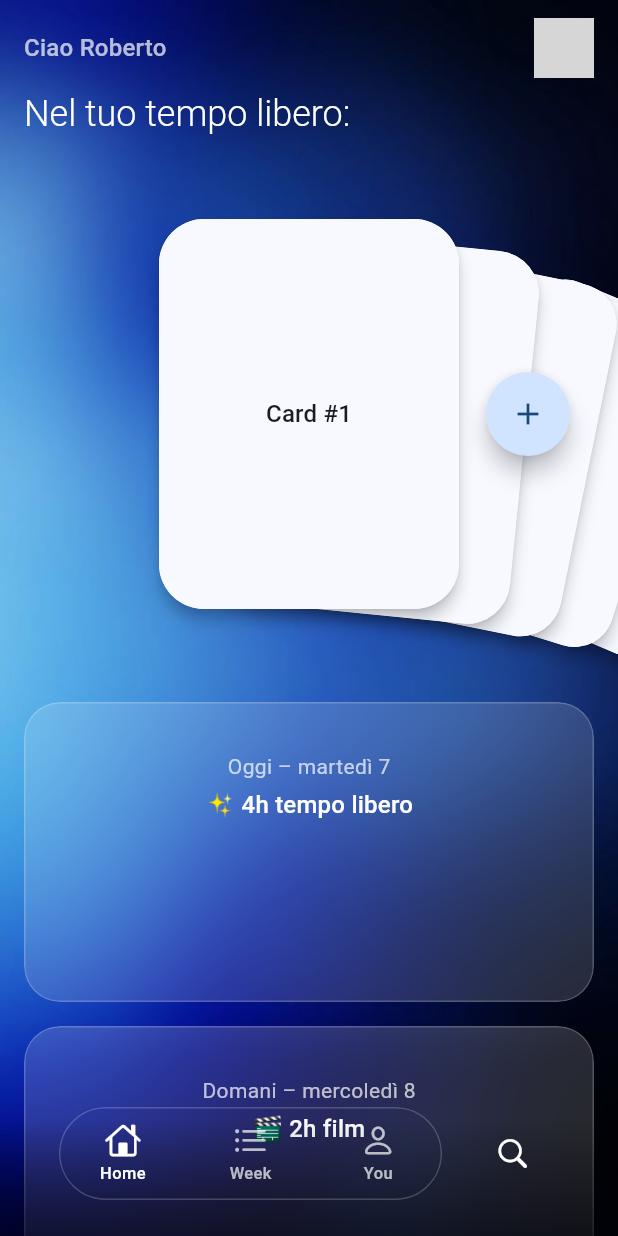
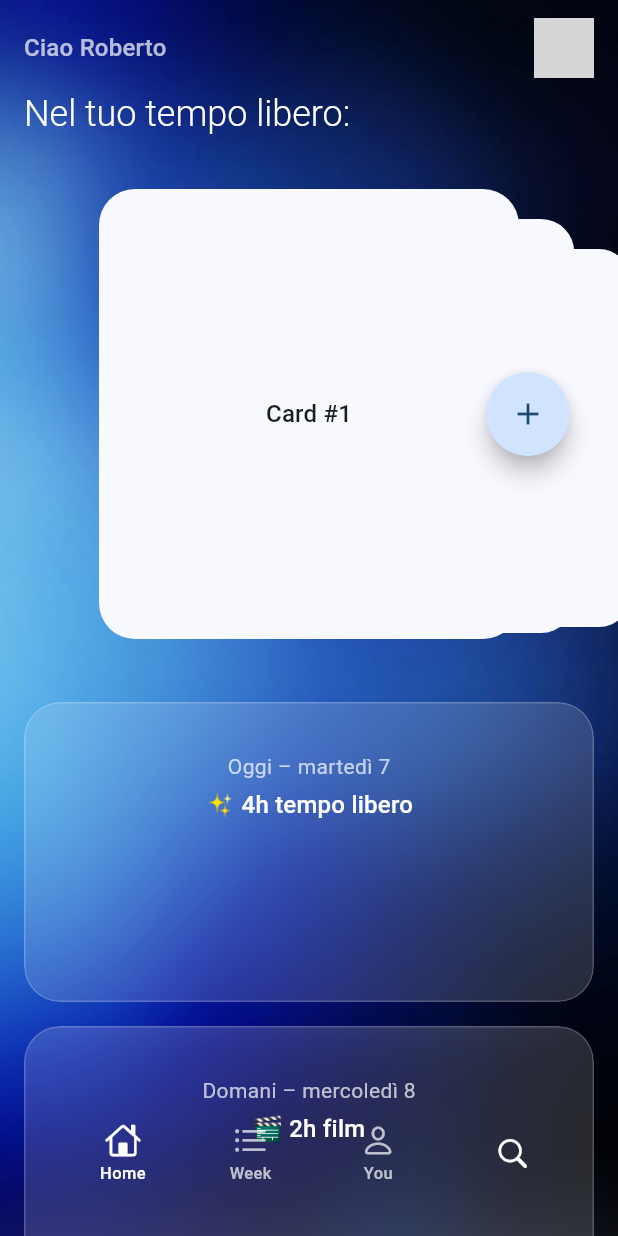
Before and after one commit to kwezeee/freetime-flutter, a Flutter app: the screen it shows after launch, on a phone screen of 412 x 824 dp. Run offline on Flutter 3.47's test engine with Material 3 defaults, Android fonts, the phone set to English and light mode, and no system bars; drawn by our look-alikes of figma_squircle, flutter_card_swiper; our stand-ins replace dio, flutter_secure_storage, google_sign_in, sign_in_button; missing offline and left inert: liquid_glass_renderer, soft_edge_blur; network calls fail; grey boxes are pictures that could not be loaded.

Commit message:
Refactor card deck to use flutter_card_swiper
Replaces the custom FanDeck implementation with the flutter_card_swiper package for improved swipe handling and visual effects. Updates LeisureCard to support custom sizing and centers it in the stack. Adjusts glass effect presets and minor UI tweaks. Updates dependencies in pubspec.yaml and pubspec.lock to include flutter_card_swiper and update liquid_glass_renderer.

```diff
--- a/lib/screens/explore_screen.dart
+++ b/lib/screens/explore_screen.dart
@@ -21,7 +21,6 @@ class ExploreScreen extends StatelessWidget {
             const Spacer(),
             GlassCard(
               height: 50,
-              padding: const EdgeInsets.symmetric(horizontal: 16),
               child: Row(
                 children: const [
                   Icon(Icons.search_outlined, color: Colors.white70),
--- a/lib/screens/home_screen.dart
+++ b/lib/screens/home_screen.dart
@@ -56,7 +56,7 @@ class HomeScreen extends StatelessWidget {
                 child: Stack(
                   alignment: Alignment.center,
                   children: [
-                    const FanDeck(itemCount: 5), // nuova gestione
+                    const LeisureDeck(), // nuova gestione
 
                     Positioned(
                       right: 16,
--- a/lib/screens/week_screen.dart
+++ b/lib/screens/week_screen.dart
@@ -79,9 +79,9 @@ class WeekScreen extends StatelessWidget {
               ),
             ),
             const SizedBox(height: 16),
-            const GlassCard(height: 120),
+
             const SizedBox(height: 16),
-            const GlassCard(height: 120),
+
           ],
         ),
       ),
--- a/lib/widgets/card_deck.dart
+++ b/lib/widgets/card_deck.dart
@@ -1,163 +1,68 @@
-// fan_deck.dart
-import 'dart:math' as math;
 import 'package:flutter/material.dart';
-import '../widgets/leisure_card.dart';
+import 'package:flutter_card_swiper/flutter_card_swiper.dart';
+import 'package:figma_squircle/figma_squircle.dart';
+import 'leisure_card.dart';
 
-class FanDeck extends StatefulWidget {
-  const FanDeck({super.key, required this.itemCount});
-  final int itemCount;
+class LeisureDeck extends StatefulWidget {
+  const LeisureDeck({super.key});
 
   @override
-  State<FanDeck> createState() => _FanDeckState();
+  State<LeisureDeck> createState() => _LeisureDeckState();
 }
 
-class _FanDeckState extends State<FanDeck> with TickerProviderStateMixin {
-  // UX constants
-  static const _dismissThreshold = 120.0;   // px
-  static const _fanStep          = 48.0;    // base offset X
-
-  // state
-  late final List<int> _order;
-  late final AnimationController _anim;
-  late Animation<double> _frontDx, _frontRot, _stackT;
-  double _dragX = 0;
+class _LeisureDeckState extends State<LeisureDeck> {
+  final _controller = CardSwiperController();
 
   @override
-  void initState() {
-    super.initState();
-    _order = List<int>.generate(widget.itemCount, (i) => i);
-
-    _anim = AnimationController(
-      vsync: this,
-      duration: const Duration(milliseconds: 320),
-    )..addListener(() => setState(() {}));
+  void dispose() {
+    _controller.dispose();
+    super.dispose();
   }
 
-  @override
-  void dispose() => _anim.dispose();
-
-  // 0→1 based on drag
-  double _dragFactor() => (_dragX.abs() / _dismissThreshold).clamp(0.0, 1.0);
-
-  // Phase A: card off-screen & t: current → 1
-  void _startDismiss(bool toLeft) {
-    if (_anim.isAnimating) return;
-
-    final screenW = MediaQuery.of(context).size.width;
-
-    _frontDx  = Tween(begin: _dragX,         end: toLeft ? -screenW : screenW)
-        .animate(CurvedAnimation(parent: _anim, curve: Curves.easeIn));
-    _frontRot = Tween(begin: _dragX / -3000, end: toLeft ? -0.35 : 0.35)
-        .animate(CurvedAnimation(parent: _anim, curve: Curves.easeIn));
-    _stackT   = Tween(begin: _dragFactor(),  end: 1.0)
-        .animate(CurvedAnimation(parent: _anim, curve: Curves.easeIn));
-
-    _anim
-        .forward(from: 0)
-        .whenComplete(() {
-      // — Phase B — re-order & settle t:1 → 0
-      if (!mounted) return;
-      setState(() {
-        _order.add(_order.removeAt(0));   // front → tail
-        _dragX = 0;
-      });
-
-      // rebuild tweens per la nuova frontale
-      _frontDx  = AlwaysStoppedAnimation(0);
-      _frontRot = AlwaysStoppedAnimation(0);
-      _stackT   = Tween(begin: 1.0, end: 0.0).animate(
-        CurvedAnimation(parent: _anim, curve: Curves.easeOutCubic),
-      );
-
-      _anim.forward(from: 0);             // Phase B
-    });
-  }
-
-  // rebound: torna allo stato di riposo (t→0) senza scatti
-  void _startRebound() {
-    if (_anim.isAnimating) return;
-
-    final reboundDur = (220 + 180 * _dragFactor()).round();
-    _anim.duration   = Duration(milliseconds: reboundDur);
-
-    _frontDx  = Tween(begin: _dragX,         end: 0.0)
-        .animate(CurvedAnimation(parent: _anim, curve: Curves.easeOutCubic));
-    _frontRot = Tween(begin: _dragX / -3000, end: 0.0)
-        .animate(CurvedAnimation(parent: _anim, curve: Curves.easeOutCubic));
-    _stackT   = Tween(begin: _dragFactor(),  end: 0.0)
-        .animate(CurvedAnimation(parent: _anim, curve: Curves.easeOutCubic));
-
-    _anim.forward(from: 0).whenComplete(() => _dragX = 0);
-  }
-
-  // single stacked card based on depth
-  Widget _stackedCard(int depth, int idx, double t) {
-    final damp   = math.pow(0.8, depth - 1).toDouble(); // meno corsa per le lontane
-    final localT = t * damp;
-
-    return Transform.translate(
-      offset: Offset(_fanStep * depth * (1 - localT), 4.0 * depth),
-      child: Transform.rotate(
-        angle: 0.10 * depth * (1 - localT),
-        alignment: Alignment.centerLeft,
-        child: Transform.scale(
-          scale: 1 - 0.04 * depth + 0.04 * localT,
-          alignment: Alignment.topCenter,
-          child: LeisureCard(
-            child: Center(
-              child: Text('Card #${idx + 1}',
-                  style: Theme.of(context).textTheme.titleMedium),
-            ),
-          ),
-        ),
-      ),
-    );
+  bool _onSwipe(
+      int previousIndex,
+      int? currentIndex,
+      CardSwiperDirection direction,
+      ) {
+    if (direction == CardSwiperDirection.right) {
+      // Verso destra → voglio tornare indietro
+      // Aspetto un micro-task così l’animazione termina e subito dopo faccio undo
+      Future.microtask(_controller.undo);
+    }
+    // Lascio sempre completare l’animazione dello swipe
+    return true;
   }
 
   @override
   Widget build(BuildContext context) {
-    final t   = _anim.isAnimating ? _stackT.value  : _dragFactor();
-    final dx  = _anim.isAnimating ? _frontDx.value : _dragX;
-    final rot = _anim.isAnimating ? _frontRot.value: _dragX / -3000;
-
-    final List<Widget> layers = [];
-    // partiamo dal fondo: depth = last → 1
-    for (int depth = _order.length - 1; depth >= 1; depth--) {
-      layers.add(_stackedCard(depth, _order[depth], t));
-    }
-
-    // frontale con gesture
-    layers.add(
-      GestureDetector(
-        onHorizontalDragUpdate: (d) => setState(() => _dragX += d.delta.dx),
-        onHorizontalDragEnd: (_) {
-          if      (_dragX <= -_dismissThreshold) _startDismiss(true);
-          else if (_dragX >=  _dismissThreshold) _startDismiss(false);
-          else                                    _startRebound();
-        },
-        child: Transform.translate(
-          offset: Offset(dx, 0),
-          child: Transform.rotate(
-            angle: rot,
-            child: LeisureCard(
-              child: Center(
-                child: Text('Card #${_order[0] + 1}',
-                    style: Theme.of(context).textTheme.titleMedium),
-              ),
-            ),
+    final cards = List.generate(
+      5,
+          (i) => LeisureCard(
+        child: Center(
+          child: Text(
+            'Card #${i + 1}',
+            style: Theme.of(context).textTheme.titleMedium,
           ),
         ),
       ),
     );
 
-    return SizedBox(
-      height: 320,
-      width: double.infinity,
-      child: Stack(
-        clipBehavior: Clip.none,
-        alignment: Alignment.center,
-        children: layers,
-      ),
+    return CardSwiper(
+      controller: _controller,
+      cardsCount: cards.length,
+      cardBuilder: (ctx, index, _, __) => cards[index],
+
+      // effetto ventaglio
+      numberOfCardsDisplayed: 3,
+      backCardOffset: const Offset(48, 8),
+      scale: 0.92,
+      maxAngle: 22,
+      padding: EdgeInsets.zero,
+      isLoop: false,                               // evita giri infiniti
+      allowedSwipeDirection:
+      const AllowedSwipeDirection.only(left: true, right: true),
+
+      onSwipe: _onSwipe,
     );
   }
 }
--- a/lib/widgets/homepage.dart
+++ b/lib/widgets/homepage.dart
@@ -28,27 +28,23 @@ class _HomePageState extends State<HomePage> {
 
   // =========  G L A S S   P R E S E T S  =========
   static const kOuterNavGlass = LiquidGlassSettings(
-    glassColor: Color(0x1F000000),      // ≈ Colors.black12, ma in alpha
-    thickness: 30,
-    blur: 4,
-    chromaticAberration: 13,
-    blend: 20,
-    lightAngle: 0.4 * math.pi,
-    lightIntensity: 5.0,
-    ambientStrength: 3.0,
-    refractiveIndex: 1.22,
+    chromaticAberration: 10,
+    blur: 10,
+    thickness: 40,
+    ambientStrength: 0.5,
+    lightAngle: -0.55 * math.pi,
+    refractiveIndex: 1.51,
   );
 
   static const kInnerNavGlass = LiquidGlassSettings(
     glassColor: Color(0x19FFFFFF),      // ≈ Colors.white10
-    thickness: 16,
-    blur: 6,
-    chromaticAberration: .20,
+    chromaticAberration: 10,
+    blur: 4,
+    thickness: 10,
+    ambientStrength: 0.7,
+    lightAngle: -0.55 * math.pi,
     blend: 20,
-    lightAngle: 0.25 * math.pi,
-    lightIntensity: 2.0,
-    ambientStrength: .6,
-    refractiveIndex: 1.51,
+    refractiveIndex: 2.22,
   );
 
   static const kExploreGlass = LiquidGlassSettings(
@@ -135,27 +131,6 @@ class _HomePageState extends State<HomePage> {
                     glassContainsChild: false,
                     settings: kOuterNavGlass,
                     child: const SizedBox.shrink(),
-                  ),
-                ),
-
-                // stroke ---------------------------------------------------------
-                Positioned.fill(
-                  child: IgnorePointer(
-                    child: Container(
-                      decoration: ShapeDecoration(
-                        shape: SmoothRectangleBorder(
-                          borderRadius: SmoothBorderRadius(
-                            cornerRadius: 40,
-                            cornerSmoothing: .6,
-                          ),
-                          side: const BorderSide(
-                            color: Color(0x33FFFFFF), // 20 % white
-                            width: 1.0,
-                            strokeAlign: BorderSide.strokeAlignInside, // evita bleed su DPR alti
-                          ),
-                        ),
-                      ),
-                    ),
                   ),
                 ),
 
@@ -315,7 +290,7 @@ class _BottomVeloScrim extends StatelessWidget {
                 end: Alignment.bottomCenter,
                 colors: [
                   Colors.transparent,
-                  Color.fromARGB(153, 1, 2, 7),
+                  Color.fromARGB(13, 255, 255, 255),
                 ],
               ),
             ),
--- a/lib/widgets/leisure_card.dart
+++ b/lib/widgets/leisure_card.dart
@@ -1,23 +1,34 @@
+import 'package:figma_squircle/figma_squircle.dart';
 import 'package:flutter/material.dart';
-import 'package:figma_squircle/figma_squircle.dart';
-import '../design/design_system.dart';
 
 class LeisureCard extends StatelessWidget {
+  const LeisureCard({
+    super.key,
+    required this.child,
+    this.height = 300,
+    this.width  = 280,       // ⬅️ nuova larghezza più “snella”
+  });
+
   final Widget child;
-  const LeisureCard({required this.child, super.key});
+  final double height;
+  final double width;
 
   @override
   Widget build(BuildContext context) {
-    return Material(
-      elevation: 4,
-      clipBehavior: Clip.antiAlias,
-      shape: SmoothRectangleBorder(borderRadius: AppShapes.card),
-      child: Container(
-        width: 200,
-        height: 260,
-        color: Theme.of(context).cardColor,
-        alignment: Alignment.center,
-        child: child,
+    return Center(                       // centra la card nello stack
+      child: ClipSmoothRect(
+        radius: SmoothBorderRadius(
+          cornerRadius: 24,
+          cornerSmoothing: 0.6,
+        ),
+        child: Container(
+          height: height,
+          width:  width,
+          decoration: BoxDecoration(
+            color: Theme.of(context).colorScheme.surface,
+          ),
+          child: child,
+        ),
       ),
     );
   }
```
Also changed, not shown: pubspec.yaml (+7 -3 lines), pubspec.lock.
